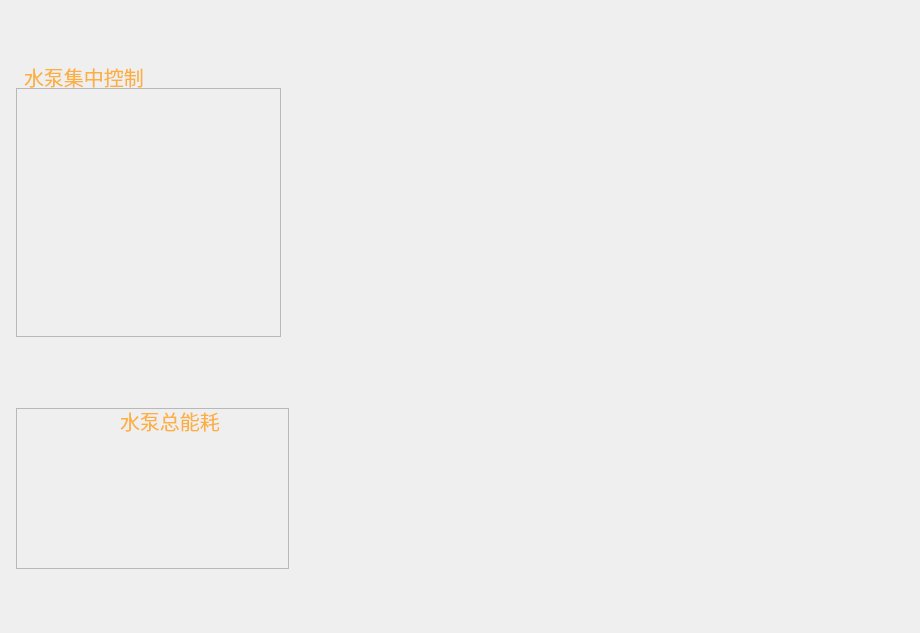
The window that Window/Page/bumppage.ui (caosq/ChickenFarm) describes before a commit, drawn with Qt 5.
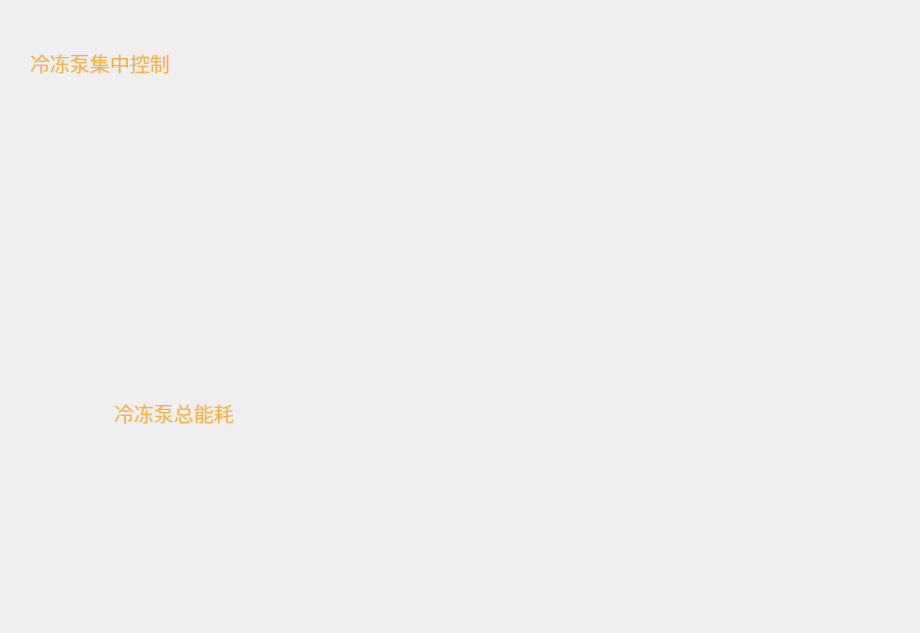
The same window after the commit. Icons and pictures are not drawn.

What changed in the file:
```diff
--- a/Window/Page/bumppage.ui
+++ b/Window/Page/bumppage.ui
@@ -13,18 +13,22 @@
   <property name="windowTitle">
    <string>Form</string>
   </property>
+  <property name="styleSheet">
+   <string notr="true">border-style:none;</string>
+  </property>
   <widget class="QFrame" name="frame">
    <property name="geometry">
     <rect>
-     <x>16</x>
-     <y>88</y>
+     <x>10</x>
+     <y>80</y>
      <width>265</width>
-     <height>249</height>
+     <height>251</height>
     </rect>
    </property>
    <property name="styleSheet">
-    <string notr="true">#frame
-{border-image: url(:/UI/Widget/System_Bump_1.png);}
+    <string notr="true">#frame{
+background:transparent;
+border-image: url(:/UI/Widget/System_Bump_1.png);}
 </string>
    </property>
    <property name="frameShape">
@@ -37,8 +41,8 @@
   <widget class="QFrame" name="frame_1">
    <property name="geometry">
     <rect>
-     <x>16</x>
-     <y>408</y>
+     <x>10</x>
+     <y>400</y>
      <width>273</width>
      <height>161</height>
     </rect>
@@ -190,7 +194,7 @@
 background:transparent;</string>
     </property>
     <property name="text">
-     <string>水泵总能耗</string>
+     <string>冷冻泵总能耗</string>
     </property>
    </widget>
   </widget>
@@ -208,8 +212,8 @@
   <widget class="QLabel" name="label">
    <property name="geometry">
     <rect>
-     <x>24</x>
-     <y>64</y>
+     <x>30</x>
+     <y>50</y>
      <width>153</width>
      <height>25</height>
     </rect>
@@ -342,7 +346,7 @@
 background:transparent;</string>
    </property>
    <property name="text">
-    <string>水泵集中控制</string>
+    <string>冷冻泵集中控制</string>
    </property>
   </widget>
  </widget>
```
